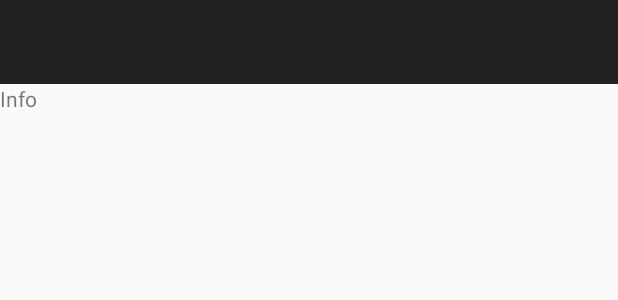
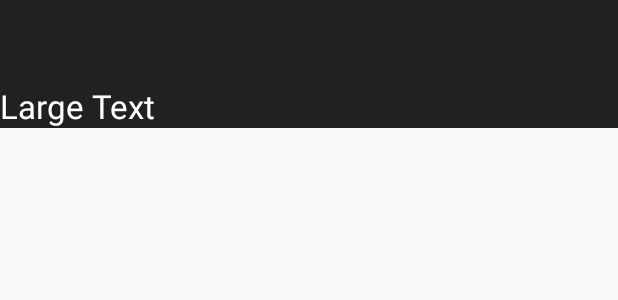
Before and after one commit to saipathuri/Clipper, an Android app: the layout activity_store.xml on its own in the app's theme, with its tools: preview values and no code run, on a phone screen of 412 x 824 dp. Shown: the top 300 px of the screen. Run offline under Robolectric (Android 15) with nearby library versions, the phone set to English and light mode, and no system bars.

Commit message:
Implements Comparable in Store. Sorts Stores in ascending order in BackgroundStoreLister. UI changes

```diff
--- a/app/src/main/java/com/example/momin/clipper/CouponInfo.java
+++ b/app/src/main/java/com/example/momin/clipper/CouponInfo.java
@@ -23,15 +23,15 @@ public class CouponInfo extends AppCompatActivity {
 
         TextView dealOrigPrice =new TextView(this);
         dealName=(TextView)findViewById(R.id.dealOrigPrice);
-        dealName.setText("Original Price: " + display.getOriginalPrice());
+        dealName.setText("Original Price: $" + display.getOriginalPrice());
 
         TextView dealNewPrice =new TextView(this);
         dealName=(TextView)findViewById(R.id.dealNewPrice);
-        dealName.setText("Deal Price: " + display.getDealPrice());
+        dealName.setText("Deal Price: $" + display.getDealPrice());
 
         TextView dealMoneySaved = new TextView(this);
         dealName=(TextView)findViewById(R.id.dealMoneySaved);
-        dealName.setText("Money saved: " + (display.getDealSavings()));
+        dealName.setText("Money saved: $" + (display.getDealSavings()));
     }
 
 
--- a/app/src/main/java/com/example/momin/clipper/MainActivity.java
+++ b/app/src/main/java/com/example/momin/clipper/MainActivity.java
@@ -211,7 +211,7 @@ public class MainActivity extends ActionBarActivity implements ActionBar.TabList
     @Override
     public void onListFragmentInteraction(StoreContent.StoreItem item) {
         Intent intent = new Intent(this, StoreActivity.class);
-       // CouponInfo.display = item.id;
+        StoreActivity.store = item.store;
         CouponContent.createList(item.store.getCoupons());
         startActivity(intent);
     }
--- a/app/src/main/java/com/example/momin/clipper/StoreActivity.java
+++ b/app/src/main/java/com/example/momin/clipper/StoreActivity.java
@@ -4,15 +4,21 @@ import android.content.Intent;
 import android.os.Bundle;
 import android.support.v7.app.AppCompatActivity;
 import android.support.v7.widget.Toolbar;
+import android.widget.TextView;
 
 import com.example.momin.clipper.dummy.CouponContent;
 
 public class StoreActivity extends AppCompatActivity implements StoreSpecificCoupons.OnListFragmentInteractionListener {
 
+    public static Store store = null;
     @Override
     protected void onCreate(Bundle savedInstanceState) {
         super.onCreate(savedInstanceState);
         setContentView(R.layout.activity_store);
+
+        TextView shopName = new TextView(this);
+        shopName = (TextView)findViewById(R.id.shopName);
+        shopName.setText(store.getName());
         Toolbar toolbar = (Toolbar) findViewById(R.id.toolbar);
         android.app.FragmentManager fm = getFragmentManager();
         android.app.FragmentTransaction fragmentTransaction = fm.beginTransaction();
--- a/app/src/main/java/com/example/momin/clipper/dummy/CouponContent.java
+++ b/app/src/main/java/com/example/momin/clipper/dummy/CouponContent.java
@@ -26,7 +26,7 @@ public class CouponContent{
         if(coupons.size() > 0) {
             for (int i = 1; i <= coupons.size(); i++) {
                 String title = coupons.get(i - 1).getDealTitle();
-                CouponItem item = new CouponItem(String.valueOf(i), title, "", coupons.get(i-1));
+                CouponItem item = new CouponItem("  ~", title, "", coupons.get(i-1));
                 addItem(item);
             }
         }
--- a/app/src/main/java/com/example/momin/clipper/dummy/StoreContent.java
+++ b/app/src/main/java/com/example/momin/clipper/dummy/StoreContent.java
@@ -48,9 +48,9 @@ public class StoreContent {
         if(ITEMS.size() < 1 && stores.size() > 0) {
             for (int i = 1; i <= stores.size(); i++) {
                 String title = stores.get(i - 1).getName();
-                String distance = String.format("double: %.2f", stores.get(i - 1).getDistance());
+                String distance = String.format("%.2f", stores.get(i - 1).getDistance());
                 String subTitle = distance + " | # of Deals: " + stores.get(i - 1).getTotalDeals();
-                StoreItem item = new StoreItem(String.valueOf(i), title, subTitle, stores.get(i-1));
+                StoreItem item = new StoreItem(distance + " mi.", title, subTitle, stores.get(i-1));
                 addItem(item);
             }
         }
--- a/app/src/main/res/layout/activity_store.xml
+++ b/app/src/main/res/layout/activity_store.xml
@@ -8,10 +8,18 @@
         android:layout_width="match_parent"
         android:layout_height="match_parent"
         android:background="?attr/colorPrimary" />
+
     <TextView
-        android:layout_width="fill_parent"
+        android:layout_width="match_parent"
         android:layout_height="wrap_content"
-        android:text="Info"/>
+        android:textAppearance="?android:attr/textAppearanceLarge"
+        android:text="Large Text"
+        android:id="@+id/shopName"
+        android:layout_gravity="center_horizontal"
+        android:background="?attr/colorPrimary"
+        android:textColor="#FFFFFF"
+        />
+
     <android.support.design.widget.CoordinatorLayout
         xmlns:app="http://schemas.android.com/apk/res-auto"
         xmlns:tools="http://schemas.android.com/tools"
```
Also changed, not shown: app/src/main/java/com/example/momin/clipper/BackgroundStoreLister.java (+5 -2 lines), app/src/main/java/com/example/momin/clipper/Store.java (+11 -1 lines).
